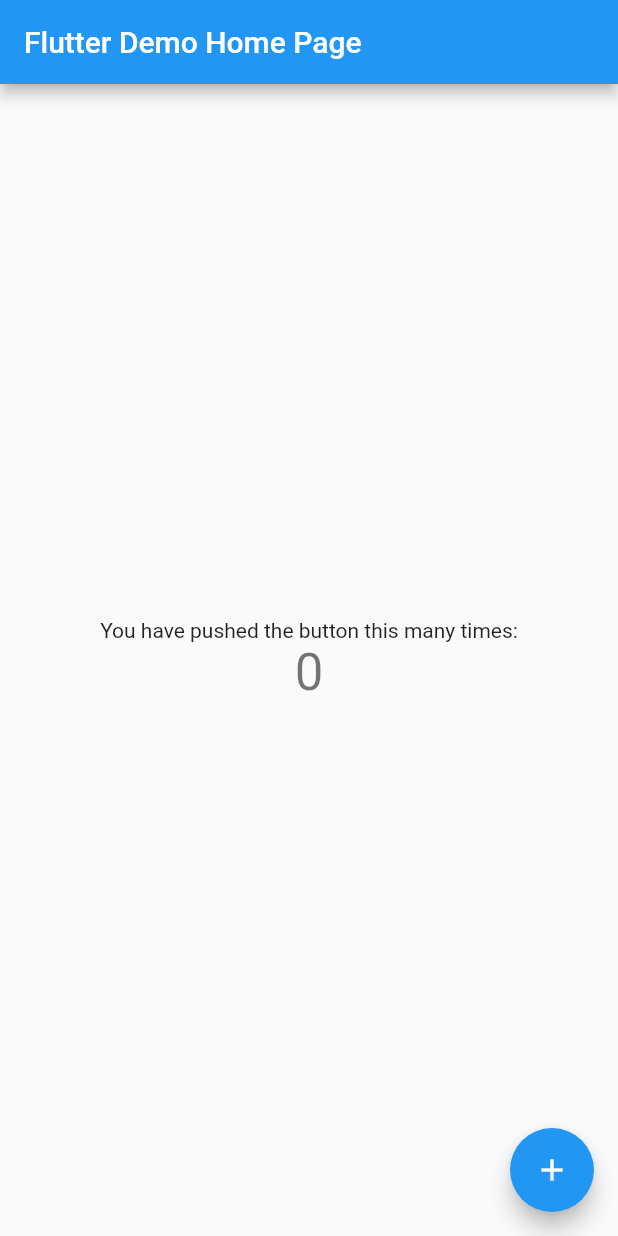
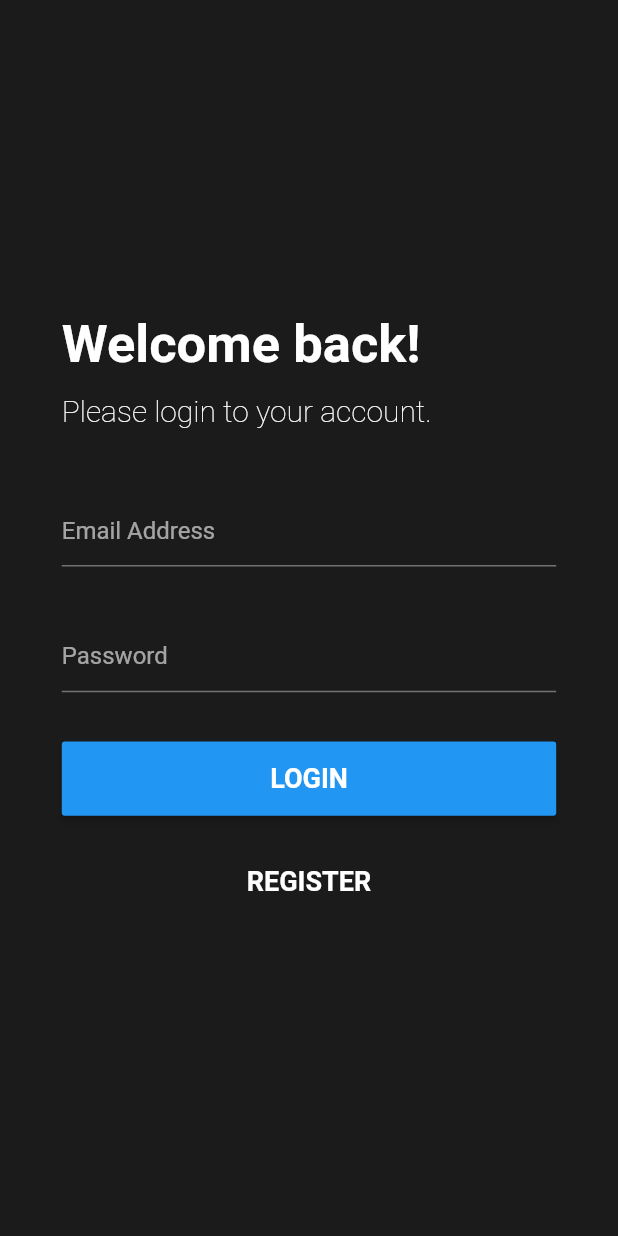
Before and after one commit to ANSHIKA010/Talkify, a Flutter app: the screen it shows after launch, on a phone screen of 412 x 824 dp. Run offline on Flutter 3.47's test engine with Material 2 defaults, Android fonts, the phone set to English and light mode, and no system bars; our stand-ins replace firebase_auth, firebase_core, image_picker; accounts and stored records are empty.

Commit message:
Completed upto navigation service

```diff
--- /dev/null
+++ b/lib/Pages/login_page.dart
@@ -0,0 +1,199 @@
+import 'package:flutter/material.dart';
+import 'package:provider/provider.dart';
+import 'package:talkify/services/navigation_service.dart';
+import '../providers/auth_provider.dart';
+import '../services/snackbar_service.dart';
+
+class LoginPage extends StatefulWidget {
+  @override
+  State<StatefulWidget> createState() {
+    // TODO: implement createState
+    return LoginPageState();
+  }
+}
+
+class LoginPageState extends State<LoginPage> {
+  late double deviceHeight;
+  late double deviceWidth;
+  GlobalKey<FormState>? formKey;
+  AuthProvider? _auth;
+  String? email;
+  String? password;
+
+  LoginPageState() {
+    formKey = GlobalKey<FormState>();
+  }
+
+  @override
+  Widget build(BuildContext context) {
+    deviceHeight = MediaQuery.of(context).size.height;
+    deviceWidth = MediaQuery.of(context).size.width;
+
+    // TODO: implement build
+    return Scaffold(
+      backgroundColor: Theme.of(context).colorScheme.background,
+      body: Align(
+        alignment: Alignment.center,
+        child: ChangeNotifierProvider<AuthProvider>.value(
+          value: AuthProvider.instance,
+          child: loginPageUI(),
+        ),
+      ),
+    );
+  }
+
+  Widget loginPageUI() {
+    return Builder(
+      builder: (BuildContext context) {
+        SnackBarService.instance.buildContext = context;
+        _auth = Provider.of<AuthProvider>(context);
+        return Container(
+          height: deviceHeight * 0.60,
+          padding: EdgeInsets.symmetric(horizontal: deviceWidth * 0.10),
+          alignment: Alignment.center,
+          child: Column(
+            mainAxisAlignment: MainAxisAlignment.spaceEvenly,
+            mainAxisSize: MainAxisSize.max,
+            crossAxisAlignment: CrossAxisAlignment.start,
+            children: <Widget>[
+              headingwidget(),
+              inputForm(),
+              loginButton(),
+              registerButton(),
+            ],
+          ),
+        );
+      },
+    );
+  }
+
+  Widget headingwidget() {
+    return Container(
+      height: deviceHeight * 0.12,
+      child: Column(
+        mainAxisAlignment: MainAxisAlignment.spaceEvenly,
+        mainAxisSize: MainAxisSize.max,
+        crossAxisAlignment: CrossAxisAlignment.start,
+        children: <Widget>[
+          Text(
+            "Welcome back!",
+            style: TextStyle(fontSize: 35, fontWeight: FontWeight.w700),
+          ),
+          Text(
+            "Please login to your account.",
+            style: TextStyle(fontSize: 20, fontWeight: FontWeight.w200),
+          ),
+        ],
+      ),
+    );
+  }
+
+  Widget inputForm() {
+    return Container(
+      height: deviceHeight * 0.16,
+      child: Form(
+        key: formKey,
+        onChanged: () {
+          formKey?.currentState?.save();
+        },
+        child: Column(
+          mainAxisAlignment: MainAxisAlignment.spaceBetween,
+          mainAxisSize: MainAxisSize.max,
+          crossAxisAlignment: CrossAxisAlignment.start,
+          children: <Widget>[
+            emailTextField(),
+            passwordTextField(),
+          ],
+        ),
+      ),
+    );
+  }
+
+  Widget emailTextField() {
+    return TextFormField(
+      autocorrect: false,
+      style: TextStyle(color: Colors.white),
+      validator: (input) {
+        return (input?.length != 0 && input!.contains("@"))
+            ? null
+            : "Please Enter a valid email";
+      },
+      onSaved: (input) {
+        setState(() {
+          email = input;
+        });
+      },
+      cursorColor: Colors.white,
+      decoration: InputDecoration(
+          hintText: "Email Address",
+          focusedBorder: UnderlineInputBorder(
+              borderSide: BorderSide(color: Colors.white))),
+    );
+  }
+
+  Widget passwordTextField() {
+    return TextFormField(
+      autocorrect: false,
+      obscureText: true,
+      style: TextStyle(color: Colors.white),
+      validator: (input) {
+        return (input?.length != 0) ? null : "Please Enter a passward";
+      },
+      onSaved: (input) {
+        setState(() {
+          password = input;
+        });
+      },
+      cursorColor: Colors.white,
+      decoration: InputDecoration(
+          hintText: "Password",
+          focusedBorder: UnderlineInputBorder(
+              borderSide: BorderSide(color: Colors.white))),
+    );
+  }
+
+  Widget loginButton() {
+    return _auth?.status == AuthStatus.authenticating
+        ? const Align(alignment: Alignment.center, child: CircularProgressIndicator(),)
+        : SizedBox(
+            height: deviceHeight * 0.06,
+            width: deviceWidth,
+            child: MaterialButton(
+              onPressed: () {
+                if (formKey!.currentState!.validate()) {
+                  _auth?.loginUserWithEmailAndPassword(email!, password!);
+                  //Login user
+                }
+              },
+              color: Colors.blue,
+              child: const Text(
+                "LOGIN",
+                style: TextStyle(
+                  fontSize: 18,
+                  fontWeight: FontWeight.w700,
+                ),
+              ),
+            ),
+          );
+  }
+
+  Widget registerButton() {
+    return GestureDetector(
+      onTap: () {
+        NavigationService.instance.navigateTo("register");
+      },
+      child: SizedBox(
+        height: deviceHeight * 0.06,
+        width: deviceWidth,
+        child: Text(
+          "REGISTER",
+          textAlign: TextAlign.center,
+          style: TextStyle(
+            fontSize: 18,
+            fontWeight: FontWeight.w700,
+          ),
+        ),
+      ),
+    );
+  }
+}
--- a/lib/main.dart
+++ b/lib/main.dart
@@ -1,6 +1,11 @@
+import 'package:firebase_core/firebase_core.dart';
 import 'package:flutter/material.dart';
-
-void main() {
+import 'package:talkify/Pages/login_page.dart';
+import 'Pages/registration_page.dart';
+import './services/navigation_service.dart';
+void main() async{
+  WidgetsFlutterBinding.ensureInitialized();
+  await Firebase.initializeApp();
   runApp(const MyApp());
 }
 
@@ -12,104 +17,17 @@
   Widget build(BuildContext context) {
     return MaterialApp(
       title: 'Flutter Demo',
+      navigatorKey: NavigationService.instance.navigatorKey,
       theme: ThemeData(
-        // This is the theme of your application.
-        //
-        // Try running your application with "flutter run". You'll see the
-        // application has a blue toolbar. Then, without quitting the app, try
-        // changing the primarySwatch below to Colors.green and then invoke
-        // "hot reload" (press "r" in the console where you ran "flutter run",
-        // or simply save your changes to "hot reload" in a Flutter IDE).
-        // Notice that the counter didn't reset back to zero; the application
-        // is not restarted.
-        primarySwatch: Colors.blue,
+        brightness: Brightness.dark,
+        primaryColor: const Color.fromRGBO(42, 117, 188, 1),
+        colorScheme: const ColorScheme(background: Color.fromRGBO(28, 27, 27, 1), onBackground: Colors.white, brightness: Brightness.dark, primary: Color.fromRGBO(42, 117, 188, 1), onPrimary: Colors.white, secondary: Color.fromRGBO(42, 117, 188, 1), onSecondary: Colors.white70, error: Colors.redAccent, onError: Colors.white, surface: Colors.black26, onSurface: Colors.white60 ),
       ),
-      home: const MyHomePage(title: 'Flutter Demo Home Page'),
+      initialRoute: "login",
+      routes: {
+        "login": (BuildContext _context) => LoginPage(),
+        "register": (BuildContext _context) => const RegistrationPage(),
+      },
     );
   }
 }
-
-class MyHomePage extends StatefulWidget {
-  const MyHomePage({super.key, required this.title});
-
-  // This widget is the home page of your application. It is stateful, meaning
-  // that it has a State object (defined below) that contains fields that affect
-  // how it looks.
-
-  // This class is the configuration for the state. It holds the values (in this
-  // case the title) provided by the parent (in this case the App widget) and
-  // used by the build method of the State. Fields in a Widget subclass are
-  // always marked "final".
-
-  final String title;
-
-  @override
-  State<MyHomePage> createState() => _MyHomePageState();
-}
-
-class _MyHomePageState extends State<MyHomePage> {
-  int _counter = 0;
-
-  void _incrementCounter() {
-    setState(() {
-      // This call to setState tells the Flutter framework that something has
-      // changed in this State, which causes it to rerun the build method below
-      // so that the display can reflect the updated values. If we changed
-      // _counter without calling setState(), then the build method would not be
-      // called again, and so nothing would appear to happen.
-      _counter++;
-    });
-  }
-
-  @override
-  Widget build(BuildContext context) {
-    // This method is rerun every time setState is called, for instance as done
-    // by the _incrementCounter method above.
-    //
-    // The Flutter framework has been optimized to make rerunning build methods
-    // fast, so that you can just rebuild anything that needs updating rather
-    // than having to individually change instances of widgets.
-    return Scaffold(
-      appBar: AppBar(
-        // Here we take the value from the MyHomePage object that was created by
-        // the App.build method, and use it to set our appbar title.
-        title: Text(widget.title),
-      ),
-      body: Center(
-        // Center is a layout widget. It takes a single child and positions it
-        // in the middle of the parent.
-        child: Column(
-          // Column is also a layout widget. It takes a list of children and
-          // arranges them vertically. By default, it sizes itself to fit its
-          // children horizontally, and tries to be as tall as its parent.
-          //
-          // Invoke "debug painting" (press "p" in the console, choose the
-          // "Toggle Debug Paint" action from the Flutter Inspector in Android
-          // Studio, or the "Toggle Debug Paint" command in Visual Studio Code)
-          // to see the wireframe for each widget.
-          //
-          // Column has various properties to control how it sizes itself and
-          // how it positions its children. Here we use mainAxisAlignment to
-          // center the children vertically; the main axis here is the vertical
-          // axis because Columns are vertical (the cross axis would be
-          // horizontal).
-          mainAxisAlignment: MainAxisAlignment.center,
-          children: <Widget>[
-            const Text(
-              'You have pushed the button this many times:',
-            ),
-            Text(
-              '$_counter',
-              style: Theme.of(context).textTheme.headlineMedium,
-            ),
-          ],
-        ),
-      ),
-      floatingActionButton: FloatingActionButton(
-        onPressed: _incrementCounter,
-        tooltip: 'Increment',
-        child: const Icon(Icons.add),
-      ), // This trailing comma makes auto-formatting nicer for build methods.
-    );
-  }
-}
--- /dev/null
+++ b/lib/providers/auth_provider.dart
@@ -0,0 +1,40 @@
+import 'package:flutter/material.dart';
+import 'package:firebase_auth/firebase_auth.dart';
+import 'package:flutter/cupertino.dart';
+import '../services/snackbar_service.dart';
+enum AuthStatus{
+  notAuthenticated,
+  authenticating,
+  authenticated,
+  userNotFound,
+  error,
+}
+
+class AuthProvider extends ChangeNotifier{
+  User? user;
+  AuthStatus? status;
+  FirebaseAuth? _auth;
+  static AuthProvider instance = AuthProvider();
+
+  AuthProvider() {
+    _auth = FirebaseAuth.instance;
+  }
+  void loginUserWithEmailAndPassword(String email, String password) async{
+    status = AuthStatus.authenticating;
+    notifyListeners();
+    try{
+     UserCredential? result = await _auth?.signInWithEmailAndPassword(email: email, password: password);
+     user = result?.user;
+     status = AuthStatus.authenticated;
+     print("Logged in Successfully");
+     SnackBarService.instance.showSnackBarSuccess("Welcome, ${user!.email}");
+    }catch (e){
+      status= AuthStatus.error;
+      print("Login Error");
+      SnackBarService.instance.showSnackBarError("Error Authenticating ");
+
+    }
+    notifyListeners();
+  }
+
+}
--- /dev/null
+++ b/lib/services/media_service.dart
@@ -0,0 +1,9 @@
+import 'dart:io';
+import 'package:image_picker/image_picker.dart';
+
+class MediaService{
+  static MediaService instance = MediaService();
+  Future<File> getImageFromLibrary(){
+    return ImagePicker.pickImage(source: ImageSource.gallery);
+  }
+}
--- /dev/null
+++ b/lib/services/navigation_service.dart
@@ -0,0 +1,24 @@
+import 'package:flutter/material.dart';
+import 'package:flutter/widgets.dart';
+
+class NavigationService{
+
+  GlobalKey<NavigatorState>? navigatorKey;
+  static NavigationService instance = NavigationService();
+
+  NavigationService(){
+    navigatorKey = GlobalKey<NavigatorState>();
+}
+Future<dynamic>? navigateToReplacement(String _routeName){
+    return navigatorKey?.currentState?.pushReplacementNamed(_routeName);
+}
+  Future<dynamic>? navigateTo(String _routeName){
+    return navigatorKey?.currentState?.pushNamed(_routeName);
+  }
+  Future<dynamic>? navigateToRoute(MaterialPageRoute _route){
+    return navigatorKey?.currentState?.push(_route);
+  }
+  void goBack(){
+    return navigatorKey?.currentState?.pop();
+  }
+}
--- /dev/null
+++ b/lib/services/snackbar_service.dart
@@ -0,0 +1,36 @@
+import 'package:flutter/material.dart';
+
+class SnackBarService{
+  late BuildContext _buildContext;
+   static SnackBarService instance = SnackBarService();
+
+   SnackBarService() {}
+
+  set buildContext(BuildContext _context){
+    _buildContext = _context;
+  }
+  void showSnackBarError(String _message){
+     ScaffoldMessenger.of(_buildContext).showSnackBar(
+       SnackBar(
+         duration: Duration(seconds:2),
+         content: Text(
+           _message,
+           style: TextStyle(color: Colors.white,fontSize: 15),
+       ),
+         backgroundColor: Colors.red,
+     ),
+     );
+  }
+  void showSnackBarSuccess(String _message){
+    ScaffoldMessenger.of(_buildContext).showSnackBar(
+      SnackBar(
+        duration: Duration(seconds:2),
+        content: Text(
+          _message,
+          style: TextStyle(color: Colors.white,fontSize: 15),
+        ),
+        backgroundColor: Colors.green,
+      ),
+    );
+  }
+}
```
Also changed, not shown: 3 other files.
